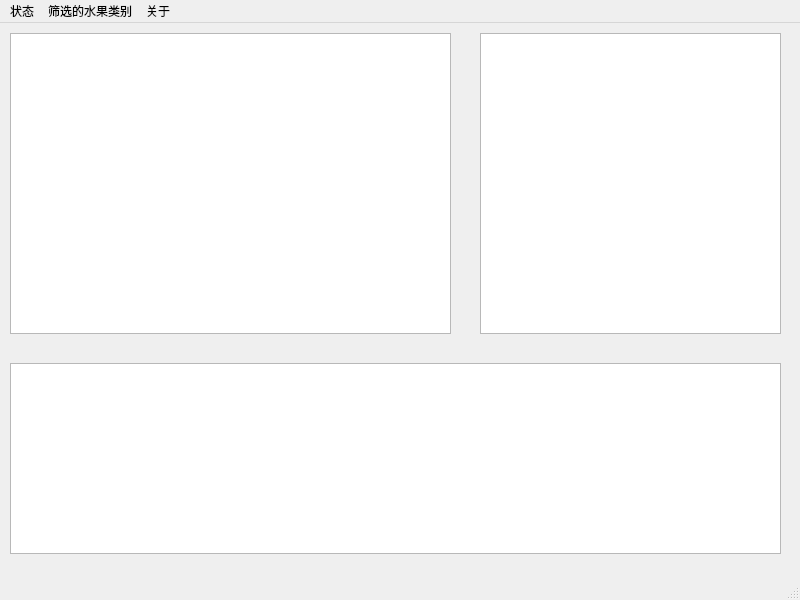
This is FruitPrevision.ui in tianxingithub/fruit_detection_project as Qt 5 draws it before an edit. The edited form follows.
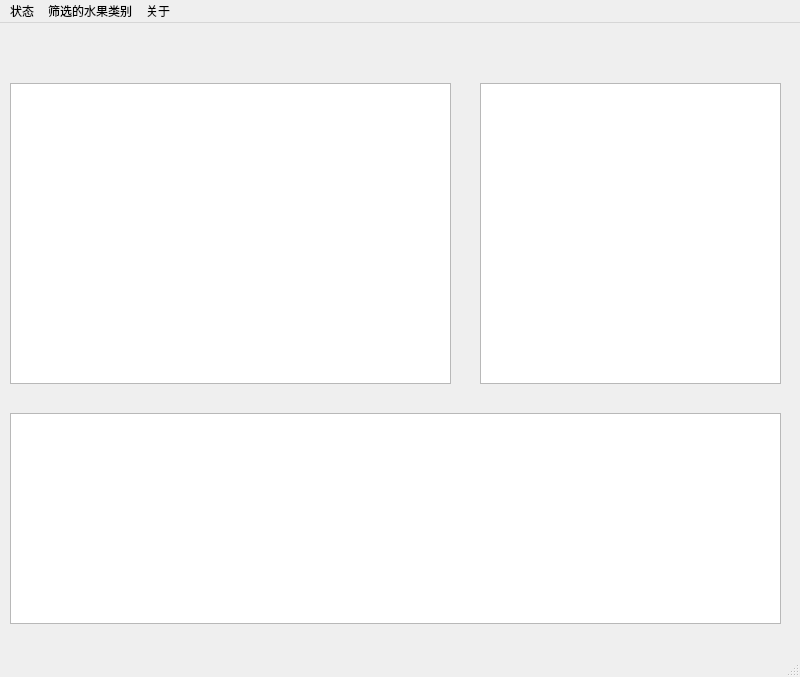
This is the edited form.

```diff
--- a/FruitPrevision.ui
+++ b/FruitPrevision.ui
@@ -7,7 +7,7 @@
     <x>0</x>
     <y>0</y>
     <width>800</width>
-    <height>600</height>
+    <height>677</height>
    </rect>
   </property>
   <property name="windowTitle">
@@ -18,9 +18,9 @@
     <property name="geometry">
      <rect>
       <x>10</x>
-      <y>340</y>
+      <y>390</y>
       <width>771</width>
-      <height>191</height>
+      <height>211</height>
      </rect>
     </property>
    </widget>
@@ -28,7 +28,7 @@
     <property name="geometry">
      <rect>
       <x>480</x>
-      <y>10</y>
+      <y>60</y>
       <width>301</width>
       <height>301</height>
      </rect>
@@ -38,7 +38,7 @@
     <property name="geometry">
      <rect>
       <x>10</x>
-      <y>10</y>
+      <y>60</y>
       <width>441</width>
       <height>301</height>
      </rect>
```
Left out of the diff: 2 changed lines with no effect on the pictures.
